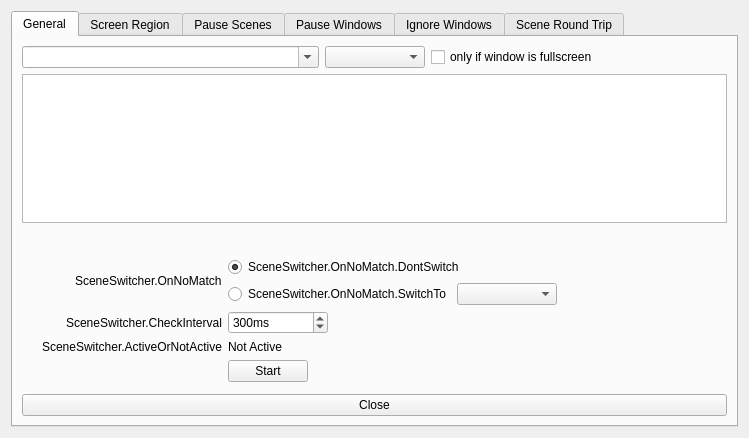
The window that forms/advanced-scene-switcher.ui (WarmUpTill/SceneSwitcher) describes before a commit, drawn with Qt 5.
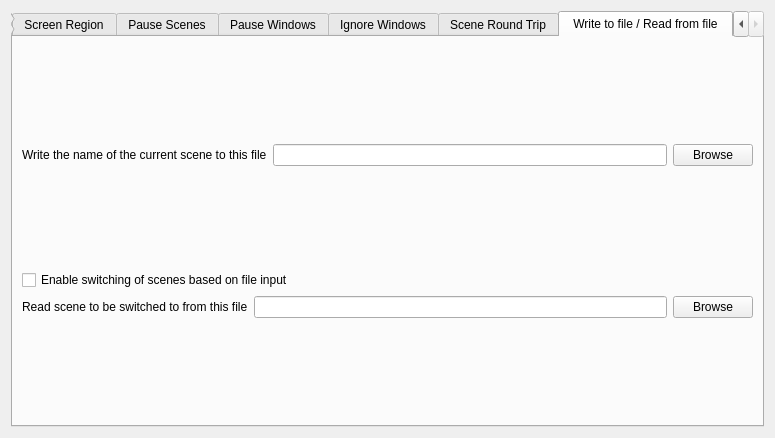
The same window after the commit. The open tabs and pages were chosen to show the change.

What changed in the file:
```diff
--- a/forms/advanced-scene-switcher.ui
+++ b/forms/advanced-scene-switcher.ui
@@ -6,7 +6,7 @@
    <rect>
     <x>0</x>
     <y>0</y>
-    <width>749</width>
+    <width>775</width>
     <height>438</height>
    </rect>
   </property>
@@ -59,6 +59,19 @@
            </property>
           </widget>
          </item>
+         <item>
+          <spacer name="horizontalSpacer_15">
+           <property name="orientation">
+            <enum>Qt::Horizontal</enum>
+           </property>
+           <property name="sizeHint" stdset="0">
+            <size>
+             <width>40</width>
+             <height>20</height>
+            </size>
+           </property>
+          </spacer>
+         </item>
         </layout>
        </item>
        <item>
@@ -963,6 +976,83 @@
        </item>
       </layout>
      </widget>
+     <widget class="QWidget" name="fileTab">
+      <attribute name="title">
+       <string> Write to file / Read from file </string>
+      </attribute>
+      <layout class="QVBoxLayout" name="verticalLayout_9">
+       <item>
+        <layout class="QHBoxLayout" name="horizontalLayout_14">
+         <item>
+          <widget class="QLabel" name="label_15">
+           <property name="text">
+            <string>Write the name of the current scene to this file</string>
+           </property>
+          </widget>
+         </item>
+         <item>
+          <widget class="QLineEdit" name="writePathLineEdit"/>
+         </item>
+         <item>
+          <widget class="QPushButton" name="browseButton">
+           <property name="text">
+            <string>Browse</string>
+           </property>
+          </widget>
+         </item>
+        </layout>
+       </item>
+       <item>
+        <layout class="QVBoxLayout" name="verticalLayout_10">
+         <item>
+          <layout class="QHBoxLayout" name="horizontalLayout_16">
+           <item>
+            <widget class="QCheckBox" name="readFileCheckBox">
+             <property name="text">
+              <string>Enable switching of scenes based on file input</string>
+             </property>
+            </widget>
+           </item>
+           <item>
+            <spacer name="horizontalSpacer_12">
+             <property name="orientation">
+              <enum>Qt::Horizontal</enum>
+             </property>
+             <property name="sizeHint" stdset="0">
+              <size>
+               <width>40</width>
+               <height>20</height>
+              </size>
+             </property>
+            </spacer>
+           </item>
+          </layout>
+         </item>
+         <item>
+          <layout class="QHBoxLayout" name="horizontalLayout_15">
+           <item>
+            <widget class="QLabel" name="label_16">
+             <property name="text">
+              <string>Read scene to be switched to from this file</string>
+             </property>
+            </widget>
+           </item>
+           <item>
+            <widget class="QLineEdit" name="readPathLineEdit"/>
+           </item>
+           <item>
+            <widget class="QPushButton" name="browseButton_2">
+             <property name="text">
+              <string>Browse</string>
+             </property>
+            </widget>
+           </item>
+          </layout>
+         </item>
+        </layout>
+       </item>
+      </layout>
+     </widget>
     </widget>
    </item>
   </layout>
```
Left out of the diff: 69 changed lines with no effect on the pictures. Lines whose indentation alone changed are shown as unchanged.
